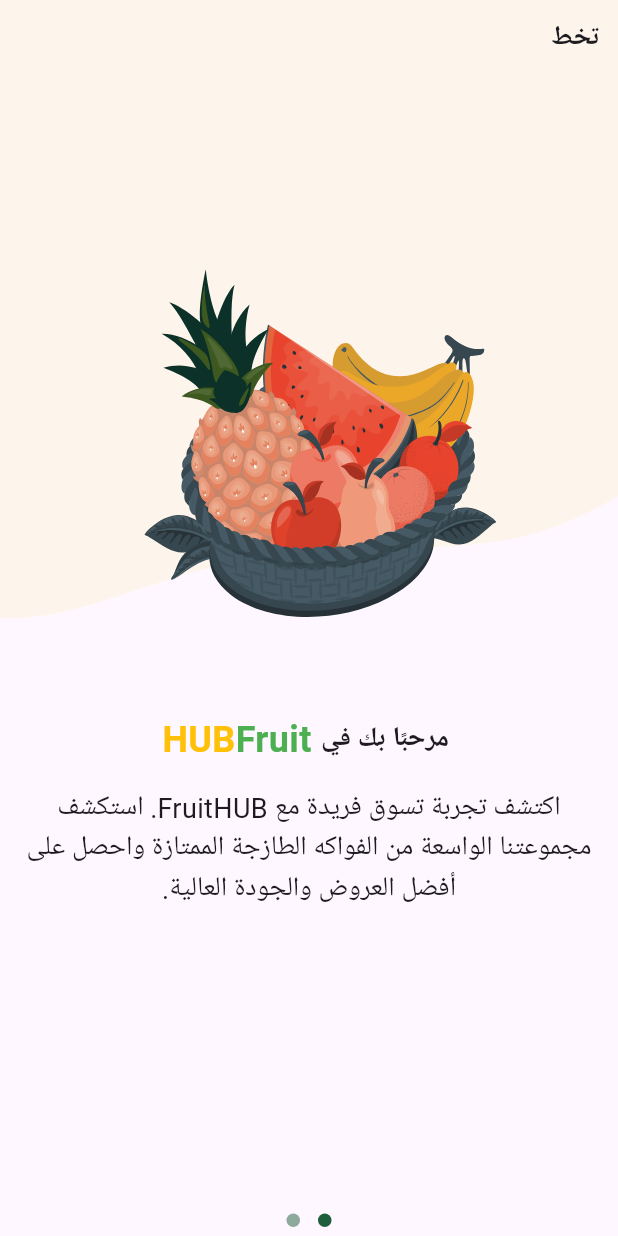
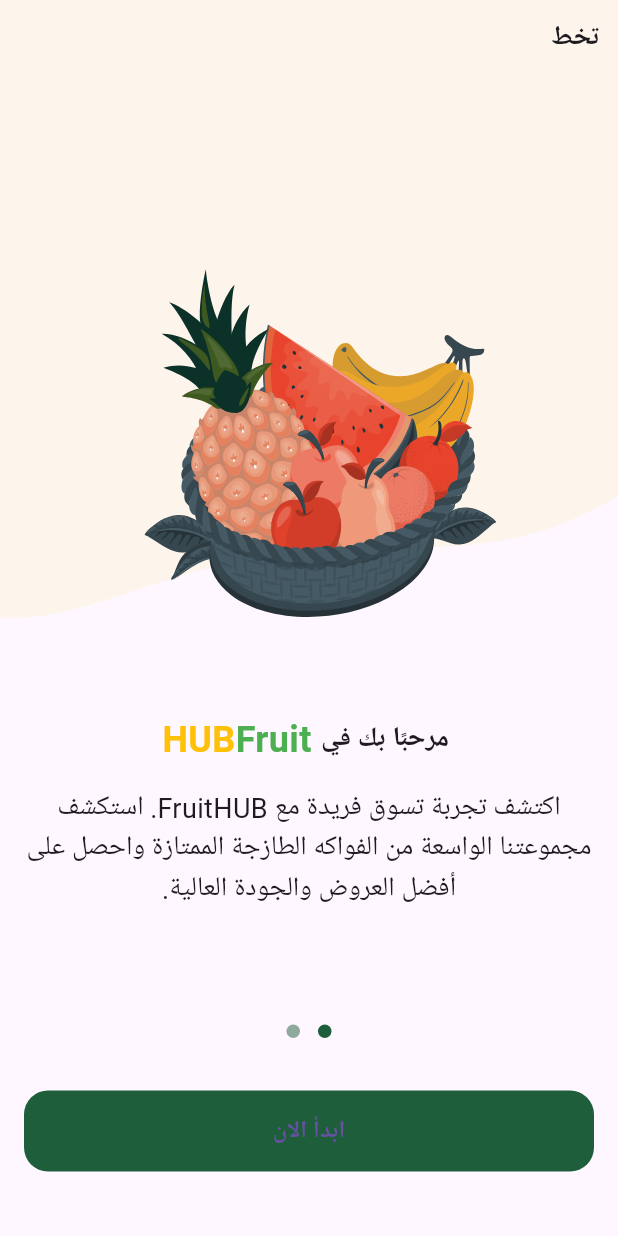
Before and after one commit to OsamaMohamedM/E-Commerce-App, a Flutter app: the screen it shows after launch, on a phone screen of 412 x 824 dp. Run offline on Flutter 3.47's test engine with Material 3 defaults, Android fonts, the phone set to English and light mode, and no system bars; drawn by our look-alikes of dots_indicator; our stand-ins replace flutter_svg, go_router; Roboto replaces fonts that are missing (Cairo).

Commit message:
create CusomtButton and onBoardingUi done

```diff
--- /dev/null
+++ b/lib/Core/utils/widgets/CustomButton.dart
@@ -0,0 +1,31 @@
+import 'package:flutter/material.dart';
+
+import '../app_colors.dart';
+
+class CustomButton extends StatelessWidget {
+  const CustomButton({super.key, required this.onPressed, required this.buttonName});
+  final VoidCallback onPressed;
+  final String buttonName;
+
+  @override
+  Widget build(BuildContext context) {
+    return SizedBox(
+      width: double.infinity,
+      height: 54,
+      child: TextButton(
+          style: TextButton.styleFrom(
+            backgroundColor: AppColors.primaryColor,
+            shape: RoundedRectangleBorder(
+              borderRadius: BorderRadius.circular(16),
+            ),
+          ),
+          onPressed: onPressed,
+          child:  Text(
+            buttonName,
+            textAlign: TextAlign.center,
+            style: const TextStyle(
+                fontFamily: 'Cairo', fontWeight: FontWeight.w700, fontSize: 16),
+          )),
+    );
+  }
+}
--- a/lib/features/onBoarding/presentation/views/widgets/OnBoardingViewBody.dart
+++ b/lib/features/onBoarding/presentation/views/widgets/OnBoardingViewBody.dart
@@ -4,6 +4,8 @@ import 'package:flutter/material.dart';
 import 'package:flutter_svg/flutter_svg.dart';
 
 import '../../../../../Core/utils/app_colors.dart';
+import '../../../../../Core/utils/widgets/CustomButton.dart';
+import 'PageViewItem.dart';
 
 class OnBoardingViewBody extends StatelessWidget {
   const OnBoardingViewBody({super.key});
@@ -14,8 +16,7 @@ class OnBoardingViewBody extends StatelessWidget {
         child: Column(
       children: [
         Expanded(
-            child: PageView(
-              children :const [
+          child: PageView(children: const [
             PageViewItem(
                 backGroundImage: Assets.assetsImagesBackGround1,
                 image: Assets.assetsImagesOnBoarding1,
@@ -25,8 +26,8 @@ class OnBoardingViewBody extends StatelessWidget {
                   mainAxisAlignment: MainAxisAlignment.center,
                   children: [
                     Text(" مرحبًا بك في",
-                            style:
-                                TextStyle(fontWeight: FontWeight.bold, fontSize: 18)),
+                        style: TextStyle(
+                            fontWeight: FontWeight.bold, fontSize: 18)),
                     Text(
                       " Fruit",
                       style: TextStyle(
@@ -44,95 +45,39 @@ class OnBoardingViewBody extends StatelessWidget {
             PageViewItem(
                 backGroundImage: Assets.assetsImagesBackGround2,
                 image: Assets.assetsImagesOnBoarding2,
-                    subTitle:"نقدم لك أفضل الفواكه المختارة بعناية. اطلع على التفاصيل والصور والتقييمات لتتأكد من اختيار الفاكهة المثالية",
+                subTitle:
+                    "نقدم لك أفضل الفواكه المختارة بعناية. اطلع على التفاصيل والصور والتقييمات لتتأكد من اختيار الفاكهة المثالية",
                 title: Row(
                   mainAxisAlignment: MainAxisAlignment.center,
                   children: [
                     Text("ابحث وتسوق",
-                            style:
-                                TextStyle(fontWeight: FontWeight.bold, fontSize: 18)),
-
+                        style: TextStyle(
+                            fontWeight: FontWeight.bold, fontSize: 18)),
                   ],
                 )),
-
-              ]
+          ]),
         ),
-          ),
-
         DotsIndicator(
           dotsCount: 2,
           decorator: DotsDecorator(
             activeColor: AppColors.primaryColor,
             color: AppColors.primaryColor.withOpacity(0.5),
           ),
-
-         )
-        ],
-      )
-    );
-  }
-}
-
-class PageViewItem extends StatelessWidget {
-  const PageViewItem(
-      {super.key,
-      required this.backGroundImage,
-      required this.image,
-      required this.subTitle,
-      required this.title});
-  final String backGroundImage, image;
-  final String subTitle;
-  final Widget title;
-  @override
-  Widget build(BuildContext context) {
-    return Column(
-      children: [
-        SizedBox(
-          width: double.infinity,
-          height: MediaQuery.of(context).size.height * 0.5,
-          child: Stack(
-            children: [
-              Positioned.fill(
-                  child: SvgPicture.asset(
-                backGroundImage,
-                fit: BoxFit.fill,
-              )),
-              Positioned(
-                  bottom: 0, left: 0, right: 0, child: SvgPicture.asset(image)),
-              const Padding(
-                padding:  EdgeInsets.all(12.0),
-                child:  Text('تخط',
-                    style:
-                        TextStyle(fontWeight: FontWeight.bold, fontSize: 18)),
-              )
-            ],
+        ),
+      const SizedBox(
+        height: 29,
+       ),
+        Padding(
+          padding: const EdgeInsets.symmetric(horizontal: 16.0),
+          child: CustomButton(
+            onPressed: () {},
+            buttonName: "ابدأ الان",
           ),
         ),
       const SizedBox(
-          height: 64,
-        ),
-        title,
-        const SizedBox(
-          height: 15,
-        ),
-        Padding(
-          padding:const EdgeInsets.symmetric(horizontal:12.0),
-          child: Text(
-            subTitle,
-            textAlign: TextAlign.center,
-            style :const TextStyle(fontSize: 18 , fontFamily: 'Cairo')
-          ),
+        height: 43,
        ),
       ],
-    );
+    ));
   }
 }
-/**
- *
- *
- *
-
-
-
-
-*/
--- /dev/null
+++ b/lib/features/onBoarding/presentation/views/widgets/PageViewItem.dart
@@ -0,0 +1,55 @@
+import 'package:flutter/material.dart';
+import 'package:flutter_svg/flutter_svg.dart';
+
+class PageViewItem extends StatelessWidget {
+  const PageViewItem(
+      {super.key,
+      required this.backGroundImage,
+      required this.image,
+      required this.subTitle,
+      required this.title});
+  final String backGroundImage, image;
+  final String subTitle;
+  final Widget title;
+  @override
+  Widget build(BuildContext context) {
+    return Column(
+      children: [
+        SizedBox(
+          width: double.infinity,
+          height: MediaQuery.of(context).size.height * 0.5,
+          child: Stack(
+            children: [
+              Positioned.fill(
+                  child: SvgPicture.asset(
+                backGroundImage,
+                fit: BoxFit.fill,
+              )),
+              Positioned(
+                  bottom: 0, left: 0, right: 0, child: SvgPicture.asset(image)),
+              const Padding(
+                padding: EdgeInsets.all(12.0),
+                child: Text('تخط',
+                    style:
+                        TextStyle(fontWeight: FontWeight.bold, fontSize: 18)),
+              )
+            ],
+          ),
+        ),
+        const SizedBox(
+          height: 64,
+        ),
+        title,
+        const SizedBox(
+          height: 15,
+        ),
+        Padding(
+          padding: const EdgeInsets.symmetric(horizontal: 12.0),
+          child: Text(subTitle,
+              textAlign: TextAlign.center,
+              style: const TextStyle(fontSize: 18, fontFamily: 'Cairo')),
+        ),
+      ],
+    );
+  }
+}
```
Lines whose indentation alone changed are shown as unchanged.
